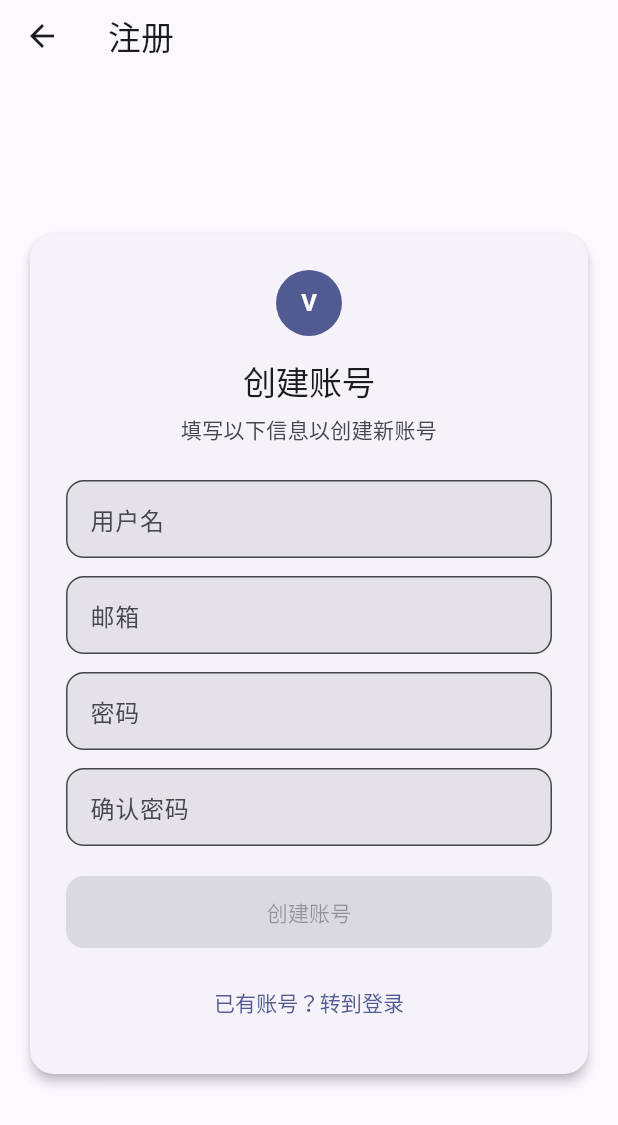
After one commit to enten0103/voidlord, a Flutter app: the RegisterView screen opened by its route, on a phone screen of 412 x 824 dp. The commit adds this screen. Shown: the top 1125 px of the screen. Run offline on Flutter 3.47's test engine with Material 3 defaults, Android fonts, the light colour scheme and no system bars; our stand-ins replace cached_network_image, dio, file_picker, flutter_cache_manager, get, shared_preferences; missing offline and left inert: system_fonts, window_manager; accounts and stored records are empty; network calls fail.

Commit message:
feat(auth): add registration page with route, binding, view, and login navigation

```diff
--- a/lib/pages/book/book_detail_page.dart
+++ b/lib/pages/book/book_detail_page.dart
@@ -311,7 +311,7 @@ class BookDetailPage extends GetView<BookDetailController> {
           Text(
             count > 0
                 ? '平均 ${avg.toStringAsFixed(1)} / 5 · 共 $count 条评分'
-                : '尚无评分，点击星星进行评分',
+                : '尚无评分',
             style: Theme.of(context).textTheme.bodySmall,
           ),
           if (err != null)
--- /dev/null
+++ b/lib/pages/register/register_binding.dart
@@ -0,0 +1,9 @@
+import 'package:get/get.dart';
+import 'register_controller.dart';
+
+class RegisterBinding extends Bindings {
+  @override
+  void dependencies() {
+    Get.lazyPut<RegisterController>(() => RegisterController());
+  }
+}
--- /dev/null
+++ b/lib/pages/register/register_controller.dart
@@ -0,0 +1,60 @@
+import 'package:get/get.dart';
+import 'package:flutter/material.dart';
+import '../../services/auth_service.dart';
+import '../../routes/app_routes.dart';
+
+class RegisterController extends GetxController {
+  final username = ''.obs;
+  final email = ''.obs;
+  final password = ''.obs;
+  final confirm = ''.obs;
+  final loading = false.obs;
+  final error = RxnString();
+
+  AuthService get _auth => Get.find<AuthService>();
+
+  bool get valid => username.value.isNotEmpty &&
+      email.value.isNotEmpty &&
+      password.value.length >= 6 &&
+      password.value == confirm.value;
+
+  Future<void> submit() async {
+    if (loading.value) return;
+    if (!valid) {
+      error.value = '请填写完整信息并确保两次密码一致 (≥6 位)';
+      _showError();
+      return;
+    }
+    loading.value = true;
+    error.value = null;
+    final ok = await _auth.register(
+      username.value.trim(),
+      email.value.trim(),
+      password.value,
+    );
+    loading.value = false;
+    if (ok) {
+      Get.offAllNamed(Routes.root);
+    } else {
+      error.value = _auth.lastError.value ?? '注册失败';
+      _showError();
+    }
+  }
+
+  void _showError() {
+    final msg = error.value;
+    if (msg == null) return;
+    if (Get.isDialogOpen != true) {
+      Get.dialog(
+        AlertDialog(
+          title: const Text('提示'),
+          content: Text(msg),
+          actions: [
+            TextButton(onPressed: () => Get.back(), child: const Text('确定')),
+          ],
+        ),
+        barrierDismissible: true,
+      );
+    }
+  }
+}
--- /dev/null
+++ b/lib/pages/register/register_view.dart
@@ -0,0 +1,124 @@
+import 'package:flutter/material.dart';
+import 'package:get/get.dart';
+import '../../widgets/app_title_bar.dart';
+import 'register_controller.dart';
+import '../../routes/app_routes.dart';
+
+class RegisterView extends GetView<RegisterController> {
+  const RegisterView({super.key});
+
+  @override
+  Widget build(BuildContext context) {
+    return Scaffold(
+      appBar: const AppTitleBar(title: '注册'),
+      body: Center(
+        child: SingleChildScrollView(
+          padding: const EdgeInsets.symmetric(horizontal: 16, vertical: 24),
+          child: ConstrainedBox(
+            constraints: const BoxConstraints(maxWidth: 460),
+            child: Card(
+              elevation: 3,
+              shape: RoundedRectangleBorder(
+                borderRadius: BorderRadius.circular(16),
+              ),
+              child: Padding(
+                padding: const EdgeInsets.all(24),
+                child: Column(
+                  mainAxisSize: MainAxisSize.min,
+                  crossAxisAlignment: CrossAxisAlignment.stretch,
+                  children: [
+                    Row(
+                      mainAxisAlignment: MainAxisAlignment.center,
+                      children: [
+                        CircleAvatar(
+                          radius: 22,
+                          backgroundColor: Theme.of(context).colorScheme.primary,
+                          child: const Text('V', style: TextStyle(color: Colors.white, fontWeight: FontWeight.bold)),
+                        ),
+                      ],
+                    ),
+                    const SizedBox(height: 16),
+                    Text('创建账号', textAlign: TextAlign.center, style: Theme.of(context).textTheme.titleLarge),
+                    const SizedBox(height: 8),
+                    Text('填写以下信息以创建新账号', textAlign: TextAlign.center, style: Theme.of(context).textTheme.bodyMedium?.copyWith(color: Theme.of(context).colorScheme.onSurfaceVariant)),
+                    const SizedBox(height: 24),
+                    _field(
+                      label: '用户名',
+                      keyName: 'regUsernameField',
+                      onChanged: (v) => controller.username.value = v,
+                    ),
+                    const SizedBox(height: 12),
+                    _field(
+                      label: '邮箱',
+                      keyName: 'regEmailField',
+                      keyboardType: TextInputType.emailAddress,
+                      onChanged: (v) => controller.email.value = v,
+                    ),
+                    const SizedBox(height: 12),
+                    _field(
+                      label: '密码',
+                      keyName: 'regPasswordField',
+                      obscure: true,
+                      onChanged: (v) => controller.password.value = v,
+                    ),
+                    const SizedBox(height: 12),
+                    _field(
+                      label: '确认密码',
+                      keyName: 'regConfirmField',
+                      obscure: true,
+                      onChanged: (v) => controller.confirm.value = v,
+                    ),
+                    const SizedBox(height: 20),
+                    Obx(() {
+                      final enabled = controller.valid && !controller.loading.value;
+                      return SizedBox(
+                        width: double.infinity,
+                        child: ElevatedButton(
+                          key: const Key('registerSubmitButton'),
+                          onPressed: enabled ? controller.submit : null,
+                          style: ElevatedButton.styleFrom(
+                            padding: const EdgeInsets.symmetric(vertical: 14),
+                            shape: RoundedRectangleBorder(borderRadius: BorderRadius.circular(12)),
+                          ),
+                          child: controller.loading.value
+                              ? const SizedBox(width: 18, height: 18, child: CircularProgressIndicator(strokeWidth: 2))
+                              : const Text('创建账号'),
+                        ),
+                      );
+                    }),
+                    const SizedBox(height: 12),
+                    TextButton(
+                      onPressed: () => Get.offAllNamed(Routes.login),
+                      child: const Text('已有账号？转到登录'),
+                    ),
+                  ],
+                ),
+              ),
+            ),
+          ),
+        ),
+      ),
+    );
+  }
+
+  Widget _field({
+    required String label,
+    required String keyName,
+    bool obscure = false,
+    TextInputType? keyboardType,
+    required ValueChanged<String> onChanged,
+  }) {
+    return TextField(
+      key: Key(keyName),
+      decoration: InputDecoration(
+        labelText: label,
+        filled: true,
+        border: OutlineInputBorder(borderRadius: BorderRadius.circular(12)),
+        contentPadding: const EdgeInsets.symmetric(horizontal: 12, vertical: 14),
+      ),
+      keyboardType: keyboardType,
+      obscureText: obscure,
+      onChanged: onChanged,
+    );
+  }
+}
--- a/lib/routes/app_pages.dart
+++ b/lib/routes/app_pages.dart
@@ -3,6 +3,8 @@ import 'package:get/get.dart';
 import '../pages/login/login_view.dart';
 import '../bindings/login_binding.dart';
 import '../pages/root_page.dart';
+import '../pages/register/register_view.dart';
+import '../pages/register/register_binding.dart';
 import '../bindings/root_binding.dart';
 import '../pages/profile/profile_edit_view.dart';
 import '../pages/settings/settings_view.dart';
@@ -35,6 +37,11 @@ class AppPages {
       name: Routes.login,
       page: () => const LoginView(),
       binding: LoginBinding(),
+    ),
+    GetPage(
+      name: Routes.register,
+      page: () => const RegisterView(),
+      binding: RegisterBinding(),
     ),
     GetPage(
       name: Routes.root,
--- a/lib/routes/app_routes.dart
+++ b/lib/routes/app_routes.dart
@@ -1,6 +1,7 @@
 class Routes {
   static const String root = '/';
   static const String login = '/login';
+  static const String register = '/register';
   static const String mediaLibraryDetail = '/media-library'; // 需要拼接 /:id
   static const String profileEdit = '/profile/edit';
   static const String settings = '/settings';
```
Also changed, not shown: lib/apis/auth_api.dart (+34 -0 lines), lib/pages/login/login_view.dart (+7 -0 lines), lib/pages/search/book_search_page.dart (+0 -8 lines), lib/services/auth_service.dart (+41 -0 lines).
